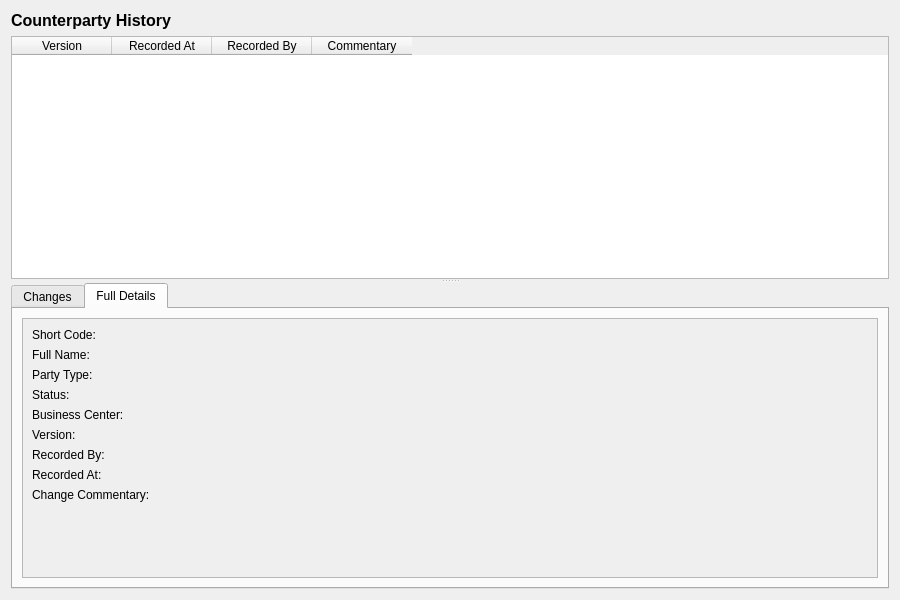
OreStudio/OreStudio, file projects/ores.qt/ui/CounterpartyHistoryDialog.ui: the form before one commit.
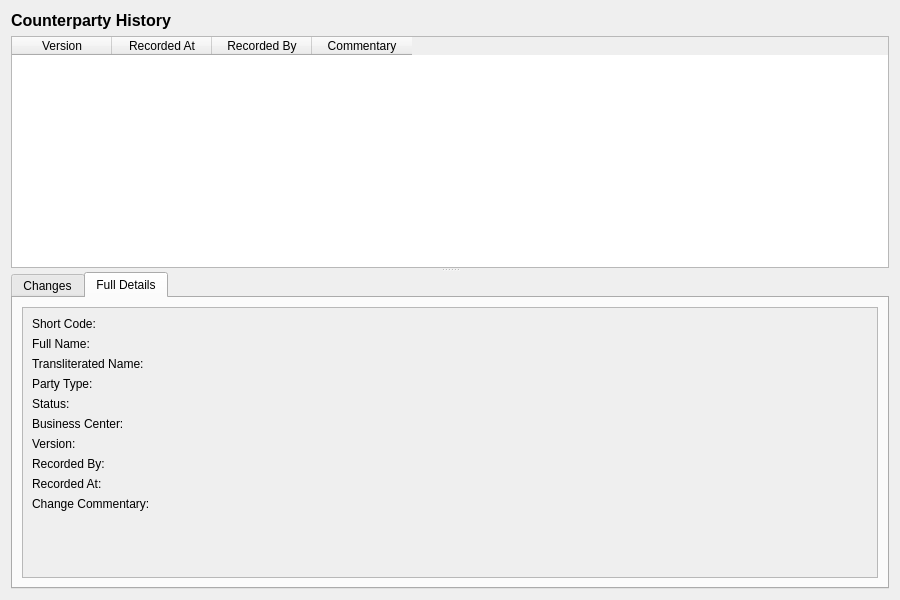
The form after the commit. The open tabs and pages were chosen to show the change.

Commit message:
[refdata] Add short code generation and transliterated name support
Generate mnemonic 4-8 char short codes from entity names during GLEIF
LEI publish instead of using raw 20-char LEI codes. Propagate
transliterated names from GLEIF across SQL, C++, and Qt layers.

SQL: add unaccent extension, corporate suffix stripping, short code
generation with collision resolution. C++: add transliterated_name
optional field to domain/entity/mapper/protocol/generator layers.
Bump protocol version to 32.0 (breaking). Qt: add TransliteratedName
column to list models, detail dialogs, and history dialogs.

The edit to the form file:
```diff
--- a/projects/ores.qt/ui/CounterpartyHistoryDialog.ui
+++ b/projects/ores.qt/ui/CounterpartyHistoryDialog.ui
@@ -178,97 +178,111 @@
                 </widget>
                </item>
                <item row="2" column="0">
+                <widget class="QLabel" name="transliteratedNameValueLabel">
+                 <property name="text">
+                  <string>Transliterated Name:</string>
+                 </property>
+                </widget>
+               </item>
+               <item row="2" column="1">
+                <widget class="QLabel" name="transliteratedNameValue">
+                 <property name="text">
+                  <string/>
+                 </property>
+                </widget>
+               </item>
+               <item row="3" column="0">
                 <widget class="QLabel" name="partyTypeValueLabel">
                  <property name="text">
                   <string>Party Type:</string>
                  </property>
                 </widget>
                </item>
-               <item row="2" column="1">
+               <item row="3" column="1">
                 <widget class="QLabel" name="partyTypeValue">
                  <property name="text">
                   <string/>
                  </property>
                 </widget>
                </item>
-               <item row="3" column="0">
+               <item row="4" column="0">
                 <widget class="QLabel" name="statusValueLabel">
                  <property name="text">
                   <string>Status:</string>
                  </property>
                 </widget>
                </item>
-               <item row="3" column="1">
+               <item row="4" column="1">
                 <widget class="QLabel" name="statusValue">
                  <property name="text">
                   <string/>
                  </property>
                 </widget>
                </item>
-               <item row="4" column="0">
+               <item row="5" column="0">
                 <widget class="QLabel" name="businessCenterValueLabel">
                  <property name="text">
                   <string>Business Center:</string>
                  </property>
                 </widget>
                </item>
-               <item row="4" column="1">
+               <item row="5" column="1">
                 <widget class="QLabel" name="businessCenterValue">
                  <property name="text">
                   <string/>
                  </property>
                 </widget>
                </item>
-               <item row="5" column="0">
+               <item row="6" column="0">
                 <widget class="QLabel" name="versionNumberLabel">
                  <property name="text">
                   <string>Version:</string>
                  </property>
                 </widget>
                </item>
-               <item row="5" column="1">
+               <item row="6" column="1">
                 <widget class="QLabel" name="versionNumberValue">
                  <property name="text">
                   <string/>
                  </property>
                 </widget>
                </item>
-               <item row="6" column="0">
+               <item row="7" column="0">
                 <widget class="QLabel" name="recordedByLabel">
                  <property name="text">
                   <string>Recorded By:</string>
                  </property>
                 </widget>
                </item>
-               <item row="6" column="1">
+               <item row="7" column="1">
                 <widget class="QLabel" name="recordedByValue">
                  <property name="text">
                   <string/>
                  </property>
                 </widget>
                </item>
-               <item row="7" column="0">
+               <item row="8" column="0">
                 <widget class="QLabel" name="recordedAtLabel">
                  <property name="text">
                   <string>Recorded At:</string>
                  </property>
                 </widget>
                </item>
-               <item row="7" column="1">
+               <item row="8" column="1">
                 <widget class="QLabel" name="recordedAtValue">
                  <property name="text">
                   <string/>
                  </property>
                 </widget>
                </item>
-               <item row="8" column="0">
+               <item row="9" column="0">
                 <widget class="QLabel" name="changeCommentaryLabel">
                  <property name="text">
                   <string>Change Commentary:</string>
                  </property>
                 </widget>
                </item>
-               <item row="8" column="1">
+               <item row="9" column="1">
                 <widget class="QLabel" name="changeCommentaryValue">
                  <property name="text">
                   <string/>
```
The commit also changes 32 other files.
